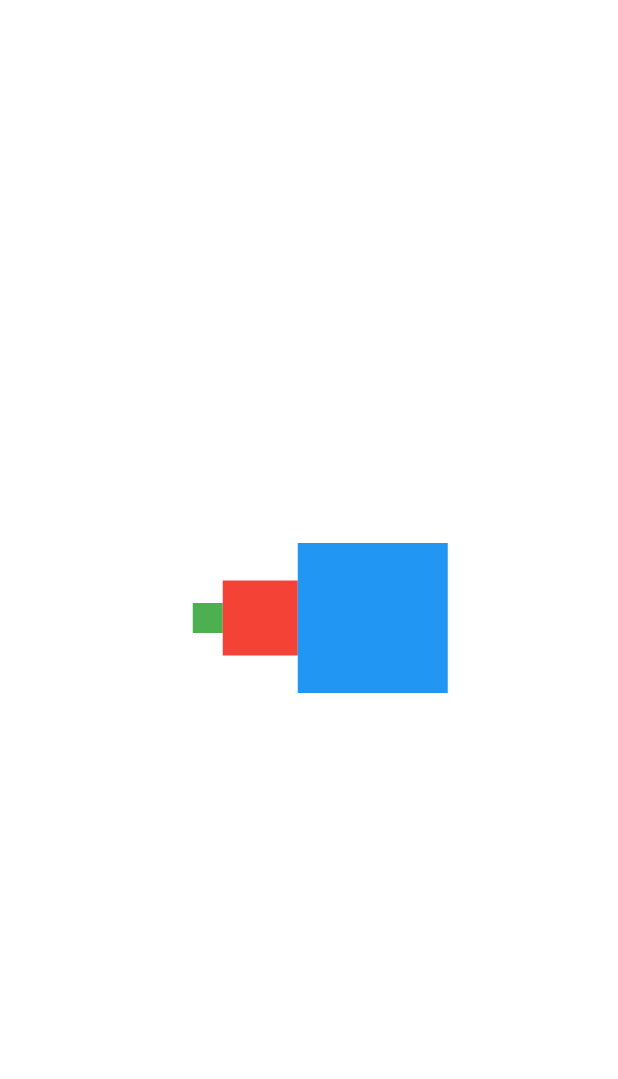
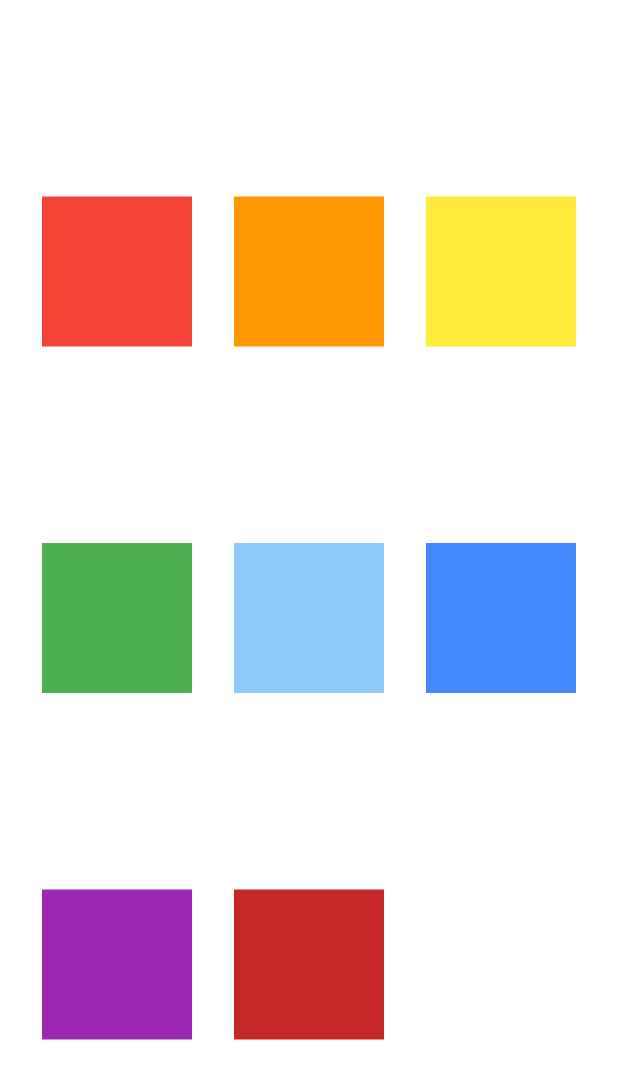
Before and after one commit to eduardobandeiramg/Flutter_basico, a Flutter app: the screen it shows after launch, on a phone screen of 412 x 824 dp. Shown: the top 1079 px of the screen. Run offline on Flutter 3.47's test engine with Material 2 defaults, Android fonts, the phone set to English and light mode, and no system bars.

Commit message:
atividade - fazendo varios containers coloridos organizados na tela

```diff
--- a/lib/main.dart
+++ b/lib/main.dart
@@ -11,16 +11,35 @@ class MyApp extends StatelessWidget {
   @override
   Widget build(BuildContext context) {
     return MaterialApp(
-        home: Row (mainAxisAlignment: MainAxisAlignment.center, children: [
-          //Podem ser criadas estruturas que conterão algo (Containers) ou estruturas que terão um conjunto de estruturas, como containers.
-          //(Row, Column, Stack...)
-          Container(color: Colors.white , width: 15, height: 15,),
-          Container(color: Colors.green , width: 20, height: 20,),
-          Container(color: Colors.red , width: 50, height: 50,),
-          Container(color: Colors.blue , width: 100, height: 100,),
-        ],
+        home: Column(
+          mainAxisAlignment: MainAxisAlignment.spaceEvenly,
+          children: [
+            Row(mainAxisAlignment: MainAxisAlignment.spaceEvenly, children: [
+              Container(width: 100, height: 100, color: Colors.red,),
+              Container(width: 100, height: 100, color: Colors.orange,),
+              Container(width: 100, height: 100, color: Colors.yellow,),
+            ],
+            ),
+            Row(mainAxisAlignment: MainAxisAlignment.spaceEvenly, children: [
+              Container(width: 100, height: 100, color: Colors.green,),
+              Container(width: 100, height: 100, color: Colors.blue[200],),
+              Container(width: 100, height: 100, color: Colors.blueAccent,),
+
+            ],),
+            Row(mainAxisAlignment: MainAxisAlignment.spaceEvenly, children: [
+              Container(width: 100, height: 100, color: Colors.purple,),
+              Container(width: 100, height: 100, color: Colors.red[800],),
+              Container(width: 100, height: 100, color: Colors.white,),
+            ],),
+          ],
         )
-    );
+
+        );
   }
 
 }
+///Atalhos jmportantes:
+///Opções para envolver elemento: clicar no elemento > option + enter
+///
+///
+///
```
